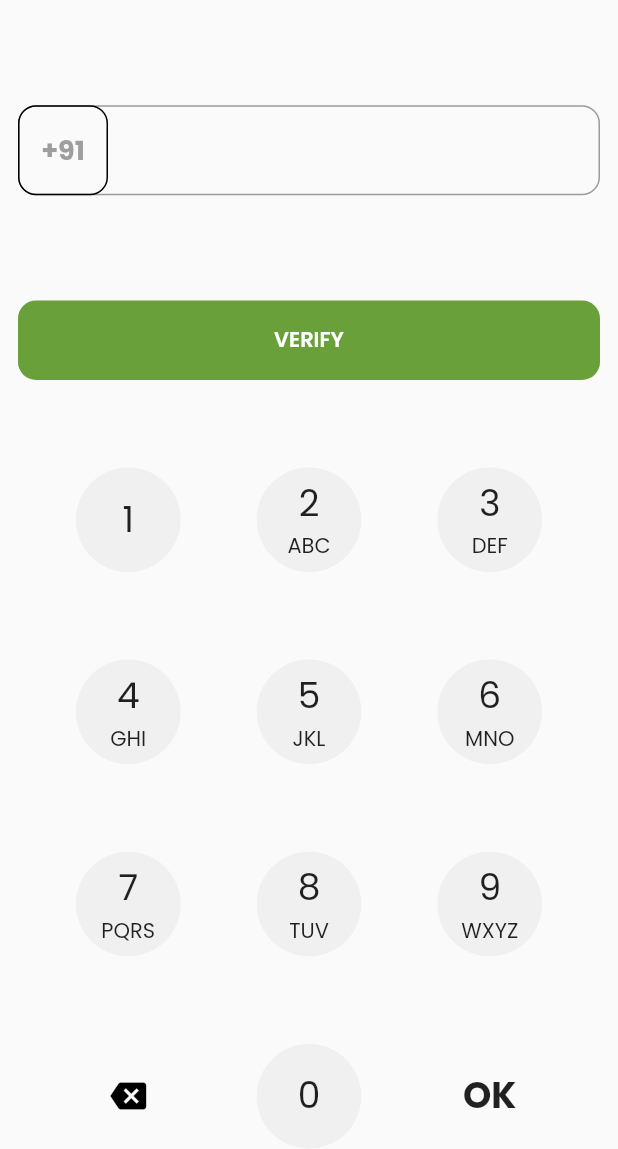
After one commit to Harikrishnan001/fruit_market_app, a Flutter app: the screen it shows after launch, after a tap on "Enter Your Mobile Number", on a phone screen of 412 x 824 dp. The commit adds this screen. Shown: the top 1149 px of the screen. Run offline on Flutter 3.47's test engine with Material 2 defaults, Android fonts, the light colour scheme and no system bars; our stand-ins replace google_fonts.

Commit message:
Modified number verfication screen by completing UI,adding hero,conversion to stateful widget and functions for changin number

```diff
--- a/lib/screens/login_screen.dart
+++ b/lib/screens/login_screen.dart
@@ -1,5 +1,6 @@
 import 'package:flutter/material.dart';
 import 'package:google_fonts/google_fonts.dart';
+import '/screens/mobile_verfication_screen.dart';
 import '/constants.dart';
 
 class LoginScreen extends StatelessWidget {
@@ -8,7 +9,10 @@ class LoginScreen extends StatelessWidget {
   @override
   Widget build(BuildContext context) {
     return Scaffold(
-      body: Column(
+      body: SingleChildScrollView(
+        child: SizedBox(
+          height: MediaQuery.of(context).size.height,
+          child: Column(
             crossAxisAlignment: CrossAxisAlignment.stretch,
             mainAxisAlignment: MainAxisAlignment.spaceEvenly,
             children: [
@@ -16,11 +20,7 @@ class LoginScreen extends StatelessWidget {
                 children: [
                   Padding(
                     padding: const EdgeInsets.only(
-                  left: 80,
-                  right: 80,
-                  top: 50,
-                  bottom: 10,
-                ),
+                        left: 80, right: 80, top: 50, bottom: 10),
                     child: Image.asset(
                       'assets/fruit-market.png',
                       fit: BoxFit.fitWidth,
@@ -38,19 +38,26 @@ class LoginScreen extends StatelessWidget {
                 ],
               ),
               Padding(
-            padding:
-                const EdgeInsets.symmetric(horizontal: 12.0, vertical: 10.0),
-            child: TextField(
-              textInputAction: TextInputAction.done,
-              keyboardType: TextInputType.phone,
+                padding: const EdgeInsets.symmetric(
+                    horizontal: 12.0, vertical: 10.0),
+                child: Hero(
+                  tag: 'input',
+                  child: GestureDetector(
+                    onTap: () => Navigator.of(context).push(MaterialPageRoute(
+                        builder: (_) => const MobileVerificationScreen())),
+                    child: InputDecorator(
+                      child: Text(
+                        'Enter Your Mobile Number',
+                        style: GoogleFonts.poppins(),
+                      ),
                       decoration: InputDecoration(
-                hintText: 'Enter Your Mobile Number',
-                hintStyle: GoogleFonts.poppins(),
                         border: OutlineInputBorder(
                           borderRadius: BorderRadius.circular(12.0),
                         ),
                         focusedBorder: OutlineInputBorder(
                           borderRadius: BorderRadius.circular(12.0),
+                        ),
+                      ),
                     ),
                   ),
                 ),
@@ -79,6 +86,8 @@ class LoginScreen extends StatelessWidget {
               ),
               const SizedBox(height: 50.0),
             ],
+          ),
+        ),
       ),
     );
   }
--- /dev/null
+++ b/lib/screens/mobile_verfication_screen.dart
@@ -0,0 +1,273 @@
+import 'package:flutter/material.dart';
+import 'package:google_fonts/google_fonts.dart';
+import '/constants.dart';
+import 'widgets/number_button.dart';
+
+class MobileVerificationScreen extends StatefulWidget {
+  const MobileVerificationScreen({Key? key}) : super(key: key);
+
+  @override
+  State<MobileVerificationScreen> createState() =>
+      _MobileVerificationScreenState();
+}
+
+class _MobileVerificationScreenState extends State<MobileVerificationScreen> {
+  late TextEditingController _phoneNumberController;
+  bool _verifying = false;
+
+  @override
+  void initState() {
+    super.initState();
+    _phoneNumberController = TextEditingController();
+  }
+
+  @override
+  void dispose() {
+    super.dispose();
+    _phoneNumberController.dispose();
+  }
+
+  void _updateNumber(int n) {
+    if (_phoneNumber.length == 10) return;
+    _phoneNumberController.text += n.toString();
+    setState(() {});
+  }
+
+  String get _phoneNumber {
+    return _phoneNumberController.text;
+  }
+
+  void _clearPhoneNumber() {
+    if (_phoneNumber.isEmpty) return;
+    if (_phoneNumber.length == 1) {
+      _phoneNumberController.clear();
+    } else {
+      _phoneNumberController.text =
+          _phoneNumber.substring(0, _phoneNumber.length - 1);
+    }
+    setState(() {});
+  }
+
+  Future<void> _verify() async {
+    setState(() {
+      _verifying = true;
+    });
+    //TODO:implement the mobile number verification
+    await Future.delayed(Duration(seconds: 3));
+    setState(() {
+      _verifying = false;
+    });
+  }
+
+  @override
+  Widget build(BuildContext context) {
+    return Scaffold(
+      body: SingleChildScrollView(
+        child: SizedBox(
+          height: MediaQuery.of(context).size.height,
+          child: Column(
+            crossAxisAlignment: CrossAxisAlignment.stretch,
+            mainAxisAlignment: MainAxisAlignment.spaceEvenly,
+            mainAxisSize: MainAxisSize.max,
+            children: [
+              SafeArea(
+                child: MobileNumberInputField(phoneNumber: _phoneNumber),
+              ),
+              Padding(
+                padding: const EdgeInsets.symmetric(horizontal: 12.0),
+                child: TextButton(
+                  onPressed: _verifying ? null : () => _verify(),
+                  child: Text(
+                    'VERIFY',
+                    style: GoogleFonts.poppins(
+                      color: Colors.white,
+                      fontWeight: FontWeight.w600,
+                    ),
+                  ),
+                  style: ButtonStyle(
+                    overlayColor: MaterialStateProperty.all(Colors.green[800]),
+                    shape: MaterialStateProperty.all(
+                      RoundedRectangleBorder(
+                        borderRadius: BorderRadius.circular(12.0),
+                      ),
+                    ),
+                    padding: MaterialStateProperty.all(
+                      const EdgeInsets.symmetric(vertical: 16.0),
+                    ),
+                    backgroundColor: MaterialStateProperty.all(primaryColor),
+                  ),
+                ),
+              ),
+              Row(
+                mainAxisAlignment: MainAxisAlignment.spaceEvenly,
+                children: [
+                  NumberButton(
+                    number: 1,
+                    alpha: '',
+                    onPressed: _verifying ? null : () => _updateNumber(1),
+                  ),
+                  NumberButton(
+                    number: 2,
+                    alpha: 'ABC',
+                    onPressed: _verifying ? null : () => _updateNumber(2),
+                  ),
+                  NumberButton(
+                    number: 3,
+                    alpha: 'DEF',
+                    onPressed: _verifying ? null : () => _updateNumber(3),
+                  ),
+                ],
+              ),
+              Row(
+                mainAxisAlignment: MainAxisAlignment.spaceEvenly,
+                children: [
+                  NumberButton(
+                    number: 4,
+                    alpha: 'GHI',
+                    onPressed: _verifying ? null : () => _updateNumber(4),
+                  ),
+                  NumberButton(
+                    number: 5,
+                    alpha: 'JKL',
+                    onPressed: _verifying ? null : () => _updateNumber(5),
+                  ),
+                  NumberButton(
+                    number: 6,
+                    alpha: 'MNO',
+                    onPressed: _verifying ? null : () => _updateNumber(6),
+                  ),
+                ],
+              ),
+              Row(
+                mainAxisAlignment: MainAxisAlignment.spaceEvenly,
+                children: [
+                  NumberButton(
+                    number: 7,
+                    alpha: 'PQRS',
+                    onPressed: _verifying ? null : () => _updateNumber(7),
+                  ),
+                  NumberButton(
+                    number: 8,
+                    alpha: 'TUV',
+                    onPressed: _verifying ? null : () => _updateNumber(8),
+                  ),
+                  NumberButton(
+                    number: 9,
+                    alpha: 'WXYZ',
+                    onPressed: _verifying ? null : () => _updateNumber(9),
+                  ),
+                ],
+              ),
+              Row(
+                mainAxisAlignment: MainAxisAlignment.spaceEvenly,
+                children: [
+                  Container(
+                    alignment: Alignment.center,
+                    height: 70,
+                    width: 70,
+                    decoration: const BoxDecoration(
+                      shape: BoxShape.circle,
+                    ),
+                    child: IconButton(
+                      icon: const Icon(
+                        Icons.backspace,
+                        color: Colors.black,
+                      ),
+                      onPressed: _verifying ? null : _clearPhoneNumber,
+                    ),
+                  ),
+                  NumberButton(
+                    number: 0,
+                    alpha: '',
+                    onPressed: _verifying ? null : () => _updateNumber(0),
+                  ),
+                  InkWell(
+                    splashColor: const Color(0x0FEFEFEF),
+                    customBorder: RoundedRectangleBorder(
+                        borderRadius: BorderRadius.circular(40.0)),
+                    onTap: _verifying ? null : () => _verify(),
+                    child: ClipRRect(
+                      borderRadius: BorderRadius.circular(40.0),
+                      child: Container(
+                        alignment: Alignment.center,
+                        height: 70,
+                        width: 70,
+                        decoration: const BoxDecoration(
+                          shape: BoxShape.circle,
+                        ),
+                        child: Text(
+                          'OK',
+                          style: GoogleFonts.poppins(
+                            fontSize: 24.0,
+                            fontWeight: FontWeight.bold,
+                          ),
+                        ),
+                      ),
+                    ),
+                  ),
+                ],
+              ),
+            ],
+          ),
+        ),
+      ),
+    );
+  }
+}
+
+class MobileNumberInputField extends StatelessWidget {
+  const MobileNumberInputField({
+    Key? key,
+    required String phoneNumber,
+  })  : _phoneNumber = phoneNumber,
+        super(key: key);
+
+  final String _phoneNumber;
+
+  @override
+  Widget build(BuildContext context) {
+    return Padding(
+      padding: const EdgeInsets.symmetric(horizontal: 12.0, vertical: 12.0),
+      child: Hero(
+        tag: 'input',
+        child: InputDecorator(
+          child: Text(
+            _phoneNumber,
+            style: GoogleFonts.poppins(fontSize: 18.0),
+          ),
+          decoration: InputDecoration(
+            contentPadding: const EdgeInsets.all(0),
+            prefixIcon: Container(
+              margin: const EdgeInsets.only(right: 10.0),
+              alignment: Alignment.center,
+              height: 60.0,
+              width: 60.0,
+              child: Text(
+                '+91',
+                style: GoogleFonts.poppins(
+                  fontSize: 18.0,
+                  fontWeight: FontWeight.bold,
+                  color: Colors.grey,
+                ),
+              ),
+              decoration: BoxDecoration(
+                borderRadius: BorderRadius.circular(12.0),
+                border: Border.all(color: Colors.black, width: 1.0),
+              ),
+            ),
+            border: OutlineInputBorder(
+              borderRadius: BorderRadius.circular(12),
+            ),
+            focusedBorder: OutlineInputBorder(
+              borderRadius: BorderRadius.circular(12),
+              borderSide: const BorderSide(
+                color: Colors.black,
+                width: 1.0,
+              ),
+            ),
+          ),
+        ),
+      ),
+    );
+  }
+}
--- /dev/null
+++ b/lib/screens/widgets/number_button.dart
@@ -0,0 +1,52 @@
+import 'package:flutter/material.dart';
+import 'package:google_fonts/google_fonts.dart';
+
+class NumberButton extends StatelessWidget {
+  final int number;
+  final String alpha;
+  final VoidCallback? onPressed;
+  const NumberButton({
+    Key? key,
+    required this.number,
+    required this.alpha,
+    required this.onPressed,
+  }) : super(key: key);
+
+  @override
+  Widget build(BuildContext context) {
+    return InkWell(
+      splashColor: Colors.grey,
+      customBorder:
+          RoundedRectangleBorder(borderRadius: BorderRadius.circular(40.0)),
+      onTap: onPressed,
+      child: ClipRRect(
+        borderRadius: BorderRadius.circular(40.0),
+        child: Container(
+          alignment: Alignment.center,
+          height: 70,
+          width: 70,
+          decoration: const BoxDecoration(
+            shape: BoxShape.circle,
+            color: Color(0xF0EFEFEF),
+          ),
+          child: Column(
+            mainAxisAlignment: MainAxisAlignment.center,
+            children: [
+              Text(
+                number.toString(),
+                style: GoogleFonts.poppins(
+                  fontSize: 24.0,
+                ),
+              ),
+              if (alpha.isNotEmpty)
+                Text(
+                  alpha,
+                  style: GoogleFonts.poppins(),
+                ),
+            ],
+          ),
+        ),
+      ),
+    );
+  }
+}
--- a/pubspec.yaml
+++ b/pubspec.yaml
@@ -26,5 +26,4 @@ flutter:
   uses-material-design: true
 
   assets:
-    #<a href='https://pngtree.com/so/fruit'>fruit png from pngtree.com/</a>
     - assets/
```
Lines whose indentation alone changed are shown as unchanged.
